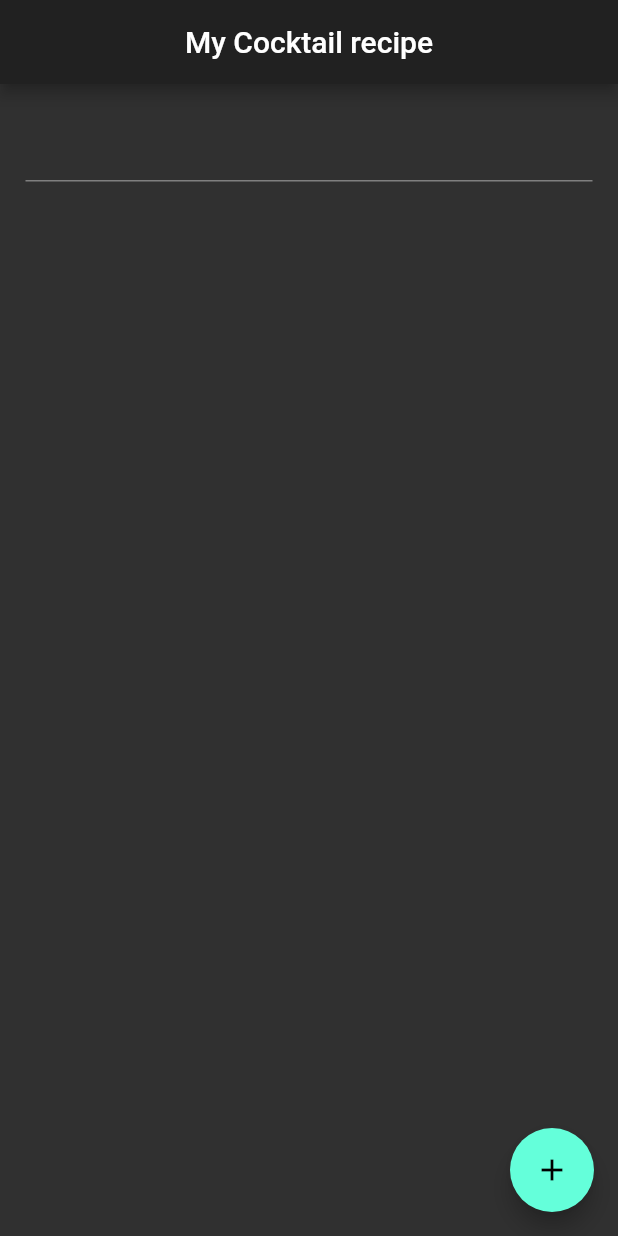
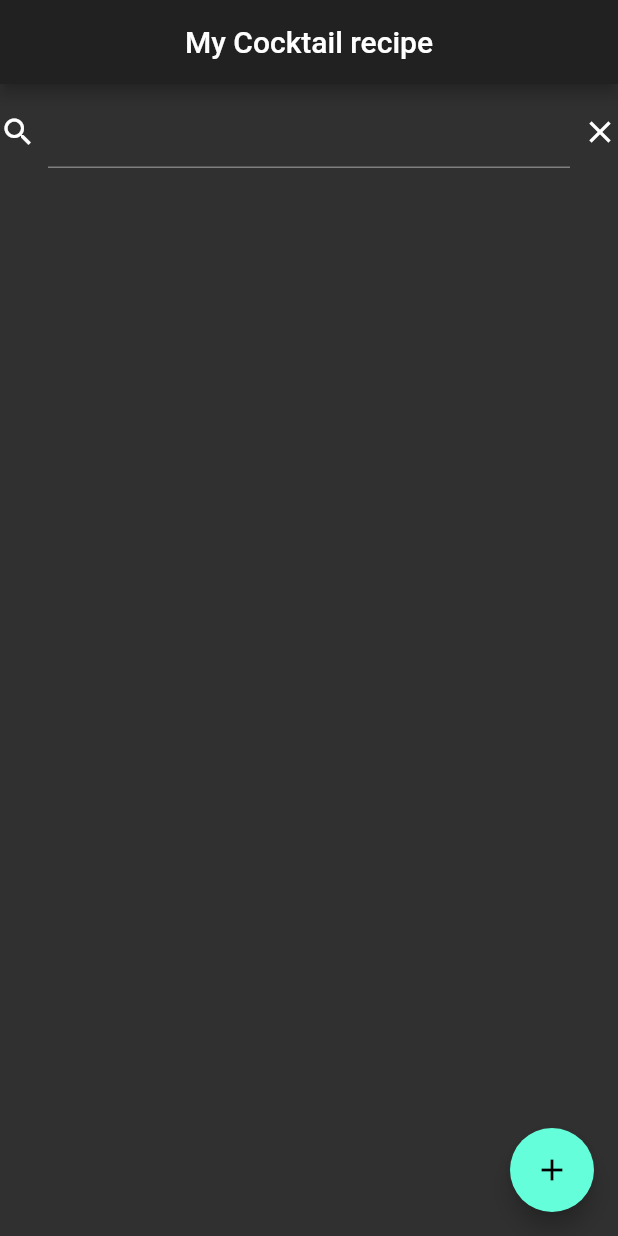
Before and after one commit to fumiyatani/cocktail_recipe_app, a Flutter app: the screen it shows after launch, on a phone screen of 412 x 824 dp. Run offline on Flutter 3.47's test engine with Material 2 defaults, Android fonts, the phone set to English and light mode, and no system bars.

Commit message:
add icons

```diff
--- a/lib/main.dart
+++ b/lib/main.dart
@@ -24,7 +24,6 @@ class TextFormListViewPage extends StatefulWidget {
 }
 
 class _TextFormListViewPageState extends State<TextFormListViewPage> {
-
   // テキストフィールドの管理用コントローラを作成
   final myController = TextEditingController();
 
@@ -52,21 +51,27 @@ class _TextFormListViewPageState extends State<TextFormListViewPage> {
         centerTitle: true,
         title: Text('My Cocktail recipe'),
       ),
-      body: Container (
+      body: Container(
         child: Column(
           // mainAxisAlignment: MainAxisAlignment.center,
           children: <Widget>[
-              // テキストフィールド
-              Padding(
-                padding: const EdgeInsets.all(17.0),
-                // Icon(Icons.add),
+            Row(
+              children: <Widget>[
+                Icon(Icons.search),
+                Flexible(
+                  child: Padding(
+                    padding: EdgeInsets.all(8.0),
                     child: TextField(
                       controller: myController,
                     ),
                   ),
+                ),
+                Icon(Icons.close),
+              ],
+            ),
             // リストビュー
             Expanded(
-                child:ListView.builder(
+              child: ListView.builder(
                   scrollDirection: Axis.vertical,
                   shrinkWrap: true,
                   itemCount: items.length,
@@ -81,7 +86,8 @@ class _TextFormListViewPageState extends State<TextFormListViewPage> {
                     );
                   }),
             ),
-            ]),
+          ],
+        ),
       ),
       // 投稿ボタン
       floatingActionButton: FloatingActionButton(
```
Lines whose indentation alone changed are shown as unchanged.
